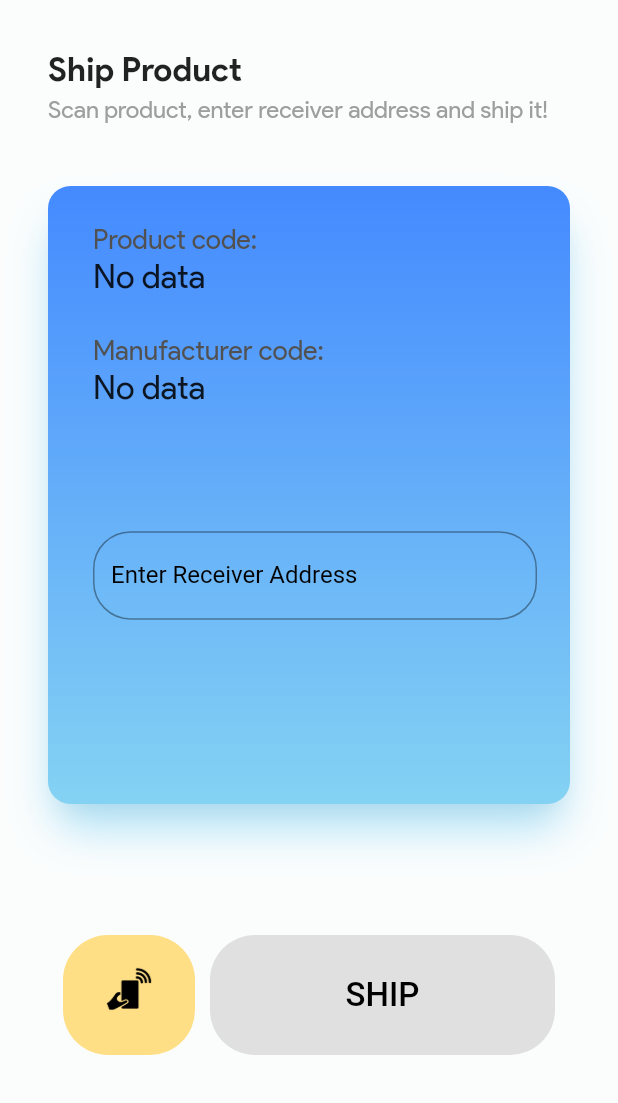
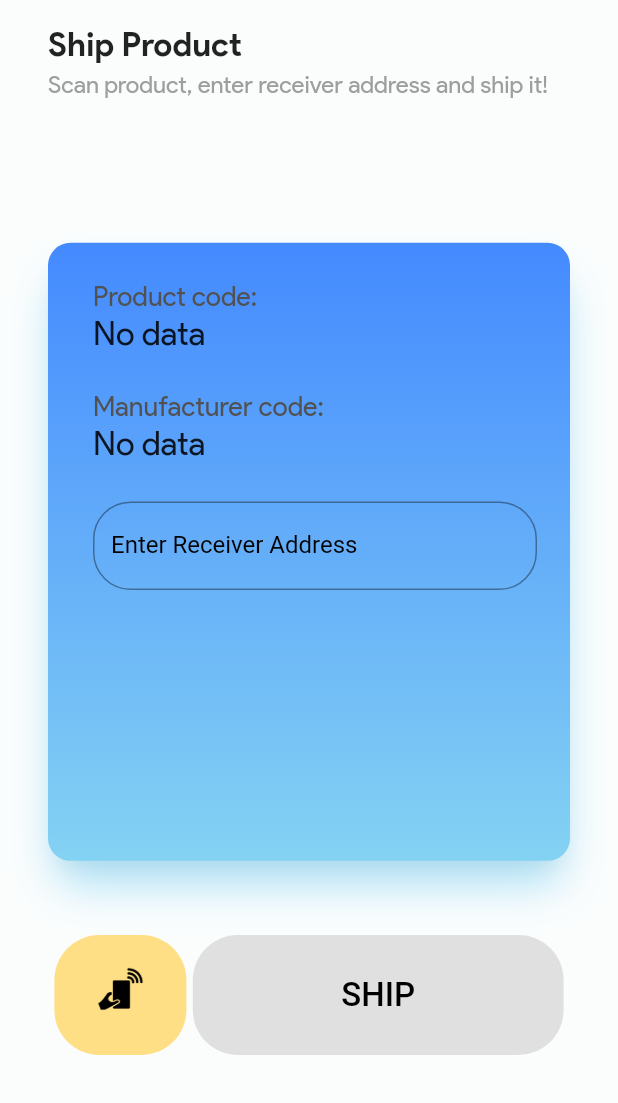
Before and after one commit to Wokstym/ProductChecker, a Flutter app: the MainPage screen opened directly, after a tap on "Ship Product", on a phone screen of 412 x 824 dp, the part 133-1236 px from its top. Run offline on Flutter 3.47's test engine with Material 2 defaults, Android fonts, the phone set to English and light mode, and no system bars; our stand-ins replace shared_preferences; missing offline and left inert: nfc_in_flutter, web3dart; accounts and stored records are empty.

Commit message:
adjusted to smaller screens

```diff
--- a/lib/src/views/ui/contact_methods/get_current_owner_page.dart
+++ b/lib/src/views/ui/contact_methods/get_current_owner_page.dart
@@ -182,7 +182,7 @@ class _CurrentOwnerPageState extends State<CurrentOwnerPage> {
                   ),
                   MaterialButton(
                     height: 80,
-                    minWidth: 230,
+                    minWidth:  ComponentUtils.screenHeightPercent(context, 30),
                     child: Text(
                       "CHECK",
                       style: TextStyle(
--- a/lib/src/views/ui/contact_methods/receive_product_page.dart
+++ b/lib/src/views/ui/contact_methods/receive_product_page.dart
@@ -186,7 +186,7 @@ class _ReceiveProductPageState extends State<ReceiveProductPage> {
                   ),
                   MaterialButton(
                     height: 80,
-                    minWidth: 230,
+                    minWidth: ComponentUtils.screenHeightPercent(context, 30),
                     child: Text(
                       buttonText,
                       style: TextStyle(
--- a/lib/src/views/ui/contact_methods/ship_product_page.dart
+++ b/lib/src/views/ui/contact_methods/ship_product_page.dart
@@ -119,7 +119,7 @@ class _ShipProductPageState extends State<ShipProductPage> {
                           )),
                       SizedBox(
                           height:
-                              ComponentUtils.screenHeightPercent(context, 4)),
+                              ComponentUtils.screenHeightPercent(context, 2)),
                       new Text(pageTitle,
                           style: new TextStyle(
                               fontSize: 22.0,
@@ -133,9 +133,7 @@ class _ShipProductPageState extends State<ShipProductPage> {
                                 color: Colors.grey,
                                 fontFamily: 'ProductSans',
                               ))),
-                      SizedBox(
-                          height:
-                              ComponentUtils.screenHeightPercent(context, 5)),
+                      Expanded(child: Container()),
                       Container(
                           decoration: BoxDecoration(
                               gradient: LinearGradient(
@@ -192,8 +190,8 @@ class _ShipProductPageState extends State<ShipProductPage> {
                                         )),
                                     SizedBox(
                                         height:
-                                            ComponentUtils.screenHeightPercent(
-                                                context, 10)),
+                                        ComponentUtils.screenHeightPercent(
+                                            context, 3)),
                                     TextFormField(
                                         keyboardType: TextInputType.text,
                                         controller: receiverAddressController,
@@ -230,7 +228,9 @@ class _ShipProductPageState extends State<ShipProductPage> {
                                             fontFamily: 'ProductSans',
                                           ))
                                   ]))),
-                      Expanded(child: Container()),
+                      SizedBox(
+                          height:
+                          ComponentUtils.screenHeightPercent(context, 6)),
                       Row(
                         mainAxisAlignment: MainAxisAlignment.spaceEvenly,
                         children: [
@@ -249,7 +249,7 @@ class _ShipProductPageState extends State<ShipProductPage> {
                           ),
                           MaterialButton(
                             height: 80,
-                            minWidth: 230,
+                            minWidth: ComponentUtils.screenHeightPercent(context, 30),
                             child: Text(
                               buttonText,
                               style: TextStyle(
--- a/lib/src/views/ui/main_page.dart
+++ b/lib/src/views/ui/main_page.dart
@@ -103,7 +103,8 @@ class _MainPageState extends State<MainPage> {
                                 context, 12)),
                         Image.asset(
                           'assets/purple_etherum_logo.png',
-                          height: 150,
+                          height:  ComponentUtils.screenHeightPercent(
+                            context, 17),
                         ),
                         SizedBox(
                             height: ComponentUtils.screenHeightPercent(
--- a/lib/src/views/ui/nfc/nfc_reader.dart
+++ b/lib/src/views/ui/nfc/nfc_reader.dart
@@ -108,8 +108,8 @@ class _NFCReaderState extends State<NFCReader> {
                                 Center(
                                     child: Image.asset(
                                   'assets/scan_icon.png',
-                                  height: 200,
-                                  width: 200,
+                                  height:  ComponentUtils.screenHeightPercent(context, 20),
+                                  width:  ComponentUtils.screenHeightPercent(context, 20),
                                 )),
                                 new Text(
                                     !_supportsNFC
--- a/lib/src/views/ui/nfc/nfc_writer.dart
+++ b/lib/src/views/ui/nfc/nfc_writer.dart
@@ -56,7 +56,7 @@ class _NFCWriterState extends State<NFCWriter> {
               child: Column(
                 children: [
                   SizedBox(
-                      height: ComponentUtils.screenHeightPercent(context, 20)),
+                      height: ComponentUtils.screenHeightPercent(context, 12)),
                   Padding(
                       padding: EdgeInsets.all(16),
                       child: Container(
@@ -73,8 +73,8 @@ class _NFCWriterState extends State<NFCWriter> {
                                 Center(
                                     child: Image.asset(
                                   'assets/scan_icon.png',
-                                  height: 200,
-                                  width: 200,
+                                  height:  ComponentUtils.screenHeightPercent(context, 20),
+                                  width:  ComponentUtils.screenHeightPercent(context, 20),
                                 )),
                                 new Text(
                                     !_supportsNFC
--- a/lib/src/views/ui/nfc/record_form_page.dart
+++ b/lib/src/views/ui/nfc/record_form_page.dart
@@ -74,7 +74,7 @@ class _RecordFormPageState extends State<RecordFormPage> {
                             fontFamily: 'ProductSans',
                           ))),
                   SizedBox(
-                      height: ComponentUtils.screenHeightPercent(context, 13)),
+                      height: ComponentUtils.screenHeightPercent(context, 8)),
                   Container(
                       decoration: BoxDecoration(
                           gradient: LinearGradient(
```
